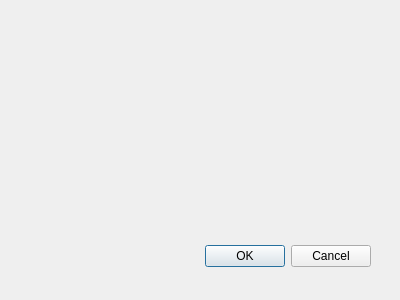
Above: src/dialogsetkernel.ui from jandernascimento/imageprocessing-umanipulator before the change. Below: the same form after it.
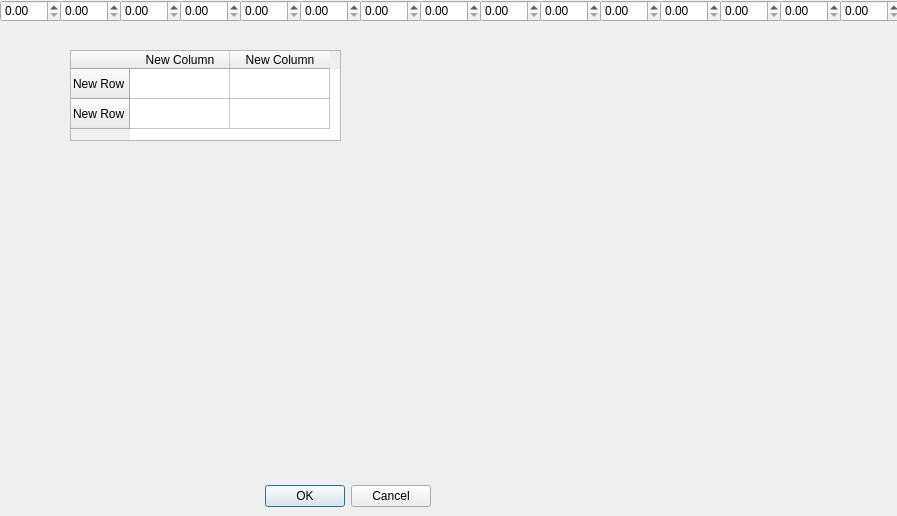
That is the form after the change.

Diff of the .ui file:
```diff
--- a/src/dialogsetkernel.ui
+++ b/src/dialogsetkernel.ui
@@ -8,8 +8,8 @@
    <rect>
     <x>0</x>
     <y>0</y>
-    <width>400</width>
-    <height>300</height>
+    <width>897</width>
+    <height>516</height>
    </rect>
   </property>
   <property name="windowTitle">
@@ -18,8 +18,8 @@
   <widget class="QDialogButtonBox" name="buttonBox">
    <property name="geometry">
     <rect>
-     <x>30</x>
-     <y>240</y>
+     <x>90</x>
+     <y>480</y>
      <width>341</width>
      <height>32</height>
     </rect>
@@ -31,6 +31,197 @@
     <set>QDialogButtonBox::Cancel|QDialogButtonBox::Ok</set>
    </property>
   </widget>
+  <widget class="QDoubleSpinBox" name="doubleSpinBox">
+   <property name="geometry">
+    <rect>
+     <x>0</x>
+     <y>0</y>
+     <width>62</width>
+     <height>22</height>
+    </rect>
+   </property>
+  </widget>
+  <widget class="QDoubleSpinBox" name="doubleSpinBox_2">
+   <property name="geometry">
+    <rect>
+     <x>60</x>
+     <y>0</y>
+     <width>62</width>
+     <height>22</height>
+    </rect>
+   </property>
+  </widget>
+  <widget class="QDoubleSpinBox" name="doubleSpinBox_3">
+   <property name="geometry">
+    <rect>
+     <x>120</x>
+     <y>0</y>
+     <width>62</width>
+     <height>22</height>
+    </rect>
+   </property>
+  </widget>
+  <widget class="QDoubleSpinBox" name="doubleSpinBox_4">
+   <property name="geometry">
+    <rect>
+     <x>180</x>
+     <y>0</y>
+     <width>62</width>
+     <height>22</height>
+    </rect>
+   </property>
+  </widget>
+  <widget class="QDoubleSpinBox" name="doubleSpinBox_5">
+   <property name="geometry">
+    <rect>
+     <x>240</x>
+     <y>0</y>
+     <width>62</width>
+     <height>22</height>
+    </rect>
+   </property>
+  </widget>
+  <widget class="QDoubleSpinBox" name="doubleSpinBox_6">
+   <property name="geometry">
+    <rect>
+     <x>300</x>
+     <y>0</y>
+     <width>62</width>
+     <height>22</height>
+    </rect>
+   </property>
+  </widget>
+  <widget class="QDoubleSpinBox" name="doubleSpinBox_7">
+   <property name="geometry">
+    <rect>
+     <x>360</x>
+     <y>0</y>
+     <width>62</width>
+     <height>22</height>
+    </rect>
+   </property>
+  </widget>
+  <widget class="QDoubleSpinBox" name="doubleSpinBox_8">
+   <property name="geometry">
+    <rect>
+     <x>420</x>
+     <y>0</y>
+     <width>62</width>
+     <height>22</height>
+    </rect>
+   </property>
+  </widget>
+  <widget class="QDoubleSpinBox" name="doubleSpinBox_9">
+   <property name="geometry">
+    <rect>
+     <x>480</x>
+     <y>0</y>
+     <width>62</width>
+     <height>22</height>
+    </rect>
+   </property>
+  </widget>
+  <widget class="QDoubleSpinBox" name="doubleSpinBox_10">
+   <property name="geometry">
+    <rect>
+     <x>540</x>
+     <y>0</y>
+     <width>62</width>
+     <height>22</height>
+    </rect>
+   </property>
+  </widget>
+  <widget class="QDoubleSpinBox" name="doubleSpinBox_11">
+   <property name="geometry">
+    <rect>
+     <x>600</x>
+     <y>0</y>
+     <width>62</width>
+     <height>22</height>
+    </rect>
+   </property>
+  </widget>
+  <widget class="QDoubleSpinBox" name="doubleSpinBox_12">
+   <property name="geometry">
+    <rect>
+     <x>660</x>
+     <y>0</y>
+     <width>62</width>
+     <height>22</height>
+    </rect>
+   </property>
+  </widget>
+  <widget class="QDoubleSpinBox" name="doubleSpinBox_13">
+   <property name="geometry">
+    <rect>
+     <x>720</x>
+     <y>0</y>
+     <width>62</width>
+     <height>22</height>
+    </rect>
+   </property>
+  </widget>
+  <widget class="QDoubleSpinBox" name="doubleSpinBox_14">
+   <property name="geometry">
+    <rect>
+     <x>780</x>
+     <y>0</y>
+     <width>62</width>
+     <height>22</height>
+    </rect>
+   </property>
+  </widget>
+  <widget class="QDoubleSpinBox" name="doubleSpinBox_15">
+   <property name="geometry">
+    <rect>
+     <x>840</x>
+     <y>0</y>
+     <width>62</width>
+     <height>22</height>
+    </rect>
+   </property>
+  </widget>
+  <widget class="QTableWidget" name="tableWidget">
+   <property name="geometry">
+    <rect>
+     <x>70</x>
+     <y>50</y>
+     <width>271</width>
+     <height>91</height>
+    </rect>
+   </property>
+   <property name="rowCount">
+    <number>2</number>
+   </property>
+   <property name="columnCount">
+    <number>2</number>
+   </property>
+   <row>
+    <property name="text">
+     <string>New Row</string>
+    </property>
+   </row>
+   <row>
+    <property name="text">
+     <string>New Row</string>
+    </property>
+   </row>
+   <column>
+    <property name="text">
+     <string>New Column</string>
+    </property>
+   </column>
+   <column>
+    <property name="text">
+     <string>New Column</string>
+    </property>
+   </column>
+   <item row="0" column="0">
+    <property name="text">
+     <string/>
+    </property>
+   </item>
+  </widget>
  </widget>
  <pixmapfunction/>
  <resources/>
```
Left out of the diff: 5 changed lines with no effect on the pictures.
